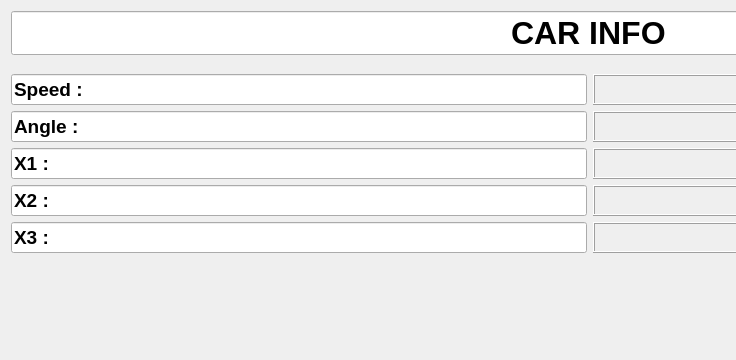
First picture: the form in sim_ws/src/arcus_gui/ui/ui/CarInfo.ui, repository robotique-udes/arcus-simulation, before the edit; both pictures show x 0 to 736 and y 0 to 360 of the 1179 by 856 pixel window.
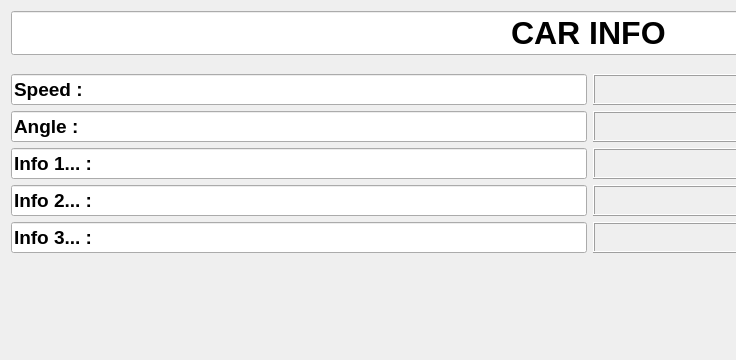
Second picture: the form after the edit.

Commit message: finishing car info merging

Diff of the .ui file:
```diff
--- a/sim_ws/src/arcus_gui/ui/ui/CarInfo.ui
+++ b/sim_ws/src/arcus_gui/ui/ui/CarInfo.ui
@@ -62,7 +62,7 @@
           </font>
          </property>
          <property name="text">
-          <string>X1 : </string>
+          <string>Info 1... : </string>
          </property>
         </widget>
        </item>
@@ -218,7 +218,7 @@
           </font>
          </property>
          <property name="text">
-          <string>X2 :</string>
+          <string>Info 2... :</string>
          </property>
         </widget>
        </item>
@@ -248,7 +248,7 @@
           </sizepolicy>
          </property>
          <property name="text">
-          <string>X3 :</string>
+          <string>Info 3... :</string>
          </property>
         </widget>
        </item>
```
The commit also changes 2 other files.
